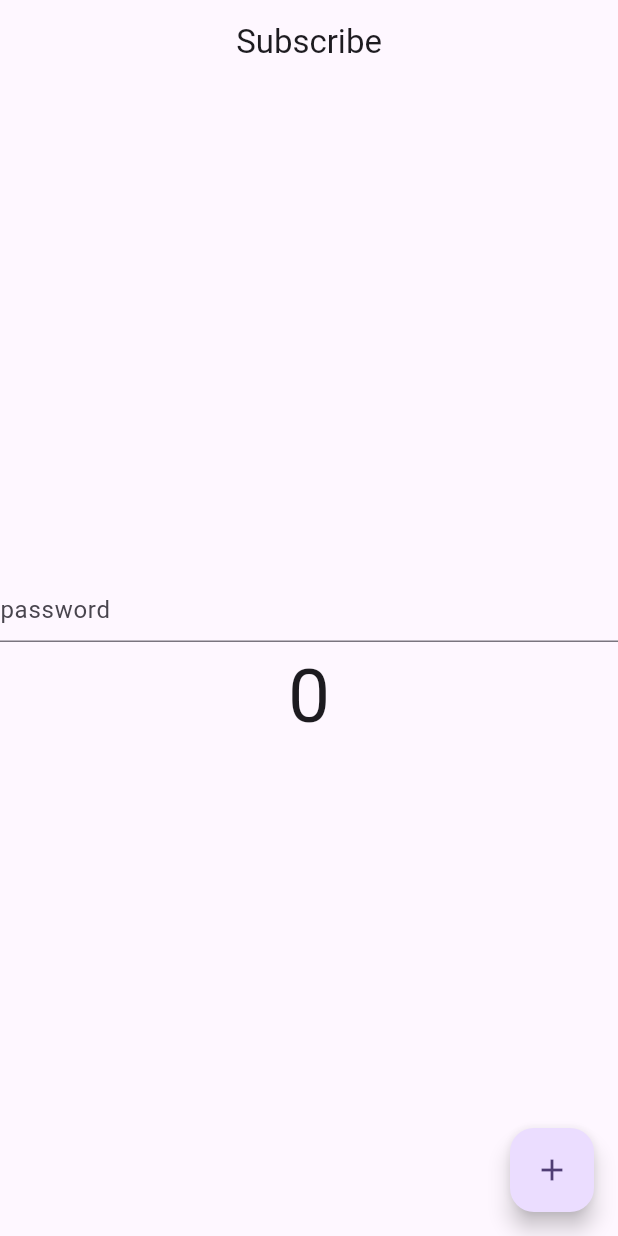
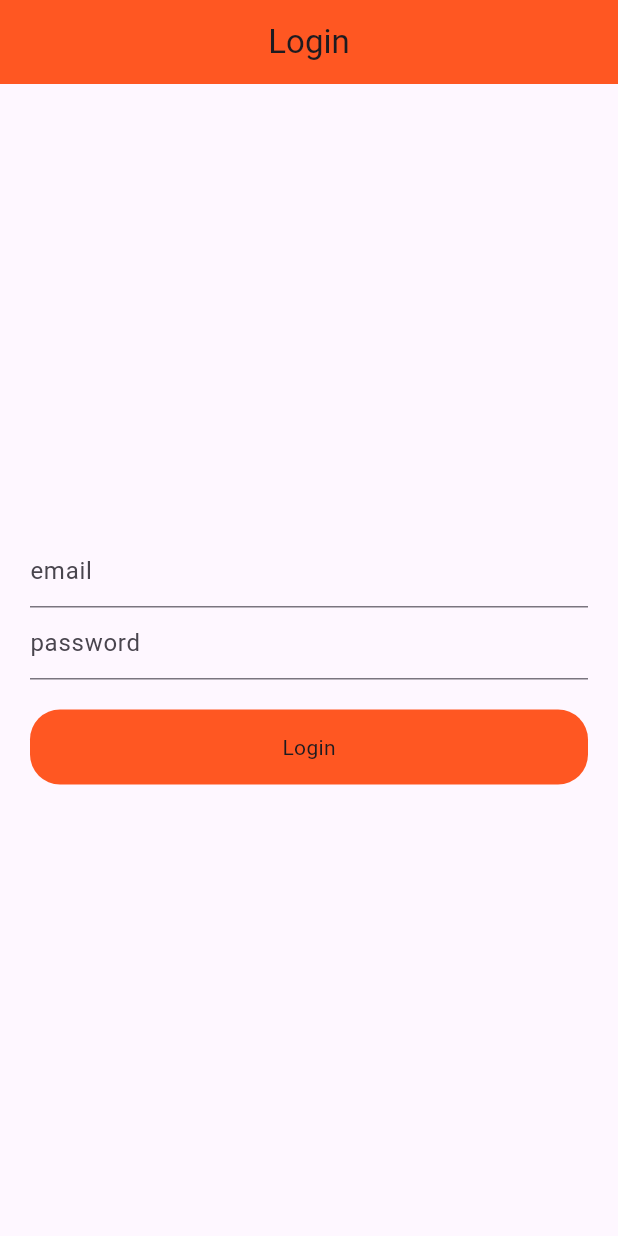
Before and after one commit to sm-aminul-islam/Provider_State_Mangement, a Flutter app: the screen it shows after launch, on a phone screen of 412 x 824 dp. Run offline on Flutter 3.47's test engine with Material 3 defaults, Android fonts, the phone set to English and light mode, and no system bars.

Commit message:
Successfully done login using provider with restful Api

```diff
--- /dev/null
+++ b/provider_state/lib/Provider/auth_provider.dart
@@ -0,0 +1,32 @@
+import 'package:flutter/material.dart';
+import 'package:http/http.dart';
+
+class AuthProvider with ChangeNotifier {
+  bool _isloading = false;
+  bool get isloading => _isloading;
+  setLoading(bool value) {
+    _isloading = value;
+    notifyListeners();
+  }
+
+  void login(String email, String password) async {
+    setLoading(true);
+    try {
+      Response response =
+          await post(Uri.parse('https://reqres.in/api/login'), body: {
+        'email': email,
+        'password': password,
+      });
+      if (response.statusCode == 200) {
+        setLoading(false);
+        print("Successfully");
+      } else {
+        setLoading(false);
+        print("Failed");
+      }
+    } catch (e) {
+      setLoading(false);
+      print(e.toString());
+    }
+  }
+}
--- /dev/null
+++ b/provider_state/lib/Screen/login_screen.dart
@@ -0,0 +1,64 @@
+import 'package:flutter/material.dart';
+import 'package:provider/provider.dart';
+import 'package:provider_state/Provider/auth_provider.dart';
+
+class LoginScreen extends StatefulWidget {
+  const LoginScreen({super.key});
+
+  @override
+  State<LoginScreen> createState() => _LoginScreenState();
+}
+
+class _LoginScreenState extends State<LoginScreen> {
+  TextEditingController emailController = TextEditingController();
+  TextEditingController passwordController = TextEditingController();
+  @override
+  Widget build(BuildContext context) {
+    final authProvider = Provider.of<AuthProvider>(context);
+    return Scaffold(
+      appBar: AppBar(
+        title: Text("Login"),
+        centerTitle: true,
+        backgroundColor: Colors.deepOrange,
+      ),
+      body: Padding(
+        padding: const EdgeInsets.all(20.0),
+        child: Column(
+          mainAxisAlignment: MainAxisAlignment.center,
+          crossAxisAlignment: CrossAxisAlignment.center,
+          children: [
+            TextFormField(
+              controller: emailController,
+              decoration: InputDecoration(hintText: "email"),
+            ),
+            TextFormField(
+              controller: passwordController,
+              decoration: InputDecoration(hintText: "password"),
+            ),
+            SizedBox(
+              height: 20,
+            ),
+            InkWell(
+              onTap: () {
+                authProvider.login(emailController.text.toString(),
+                    passwordController.text.toString());
+              },
+              child: Container(
+                height: 50,
+                decoration: BoxDecoration(
+                  borderRadius: BorderRadius.circular(20),
+                  color: Colors.deepOrange,
+                ),
+                child: Center(
+                  child: authProvider.isloading
+                      ? CircularProgressIndicator()
+                      : Text('Login'),
+                ),
+              ),
+            )
+          ],
+        ),
+      ),
+    );
+  }
+}
--- a/provider_state/lib/main.dart
+++ b/provider_state/lib/main.dart
@@ -1,4 +1,5 @@
 import 'package:flutter/material.dart';
+import 'package:provider_state/Provider/auth_provider.dart';
 import 'package:provider_state/Provider/count_provider.dart';
 
 import 'package:provider/provider.dart';
@@ -8,6 +9,7 @@ import 'package:provider_state/Provider/favourite_provider.dart';
 import 'package:provider_state/Screen/dark_theme.dart';
 import 'package:provider_state/Screen/exampleOneScreen.dart';
 import 'package:provider_state/Screen/favourite_screen.dart';
+import 'package:provider_state/Screen/login_screen.dart';
 import 'package:provider_state/Screen/value_notify_listener.dart';
 
 void main() {
@@ -27,6 +29,7 @@ class MyApp extends StatelessWidget {
           ChangeNotifierProvider(create: (_) => ExampleOne()),
           ChangeNotifierProvider(create: (_) => FovouriteItemProvider()),
           ChangeNotifierProvider(create: (_) => DarkThemeProvider()),
+          ChangeNotifierProvider(create: (_) => AuthProvider()),
         ],
         child: Builder(builder: (BuildContext context) {
           final themeChanger = Provider.of<DarkThemeProvider>(context);
@@ -43,7 +46,7 @@ class MyApp extends StatelessWidget {
               useMaterial3: true,
             ),
             debugShowCheckedModeBanner: false,
-            home: NotifyListenerScreen(),
+            home: LoginScreen(),
           );
         }));
   }
--- a/provider_state/pubspec.yaml
+++ b/provider_state/pubspec.yaml
@@ -36,6 +36,7 @@ dependencies:
   # Use with the CupertinoIcons class for iOS style icons.
   cupertino_icons: ^1.0.2
   provider: ^6.1.2
+  http:
 
 dev_dependencies:
   flutter_test:
```
Also changed, not shown: provider_state/pubspec.lock.
